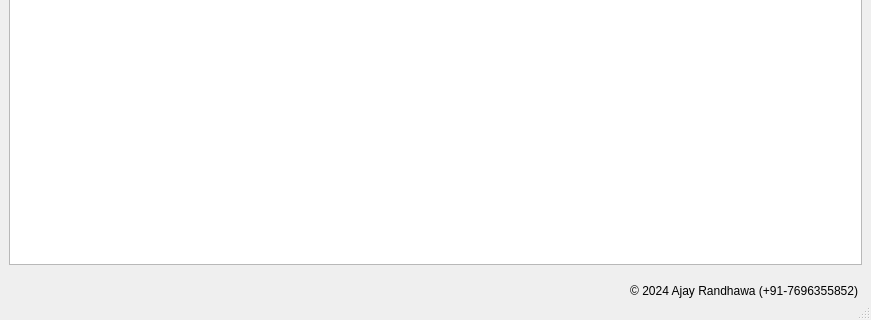
Before: the Qt Designer form ui/dashboard.ui in haru-voster/POS, drawn with Qt 5; both pictures show x 0 to 871 and y 200 to 520 of the 871 by 520 pixel window.
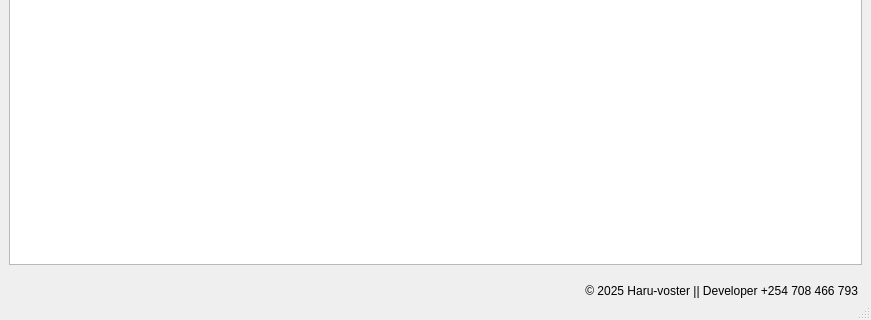
After: the same form once the commit is applied. Icons and pictures are not drawn.

Diff of the .ui file:
```diff
--- a/ui/dashboard.ui
+++ b/ui/dashboard.ui
@@ -1032,7 +1032,7 @@
 }</string>
       </property>
       <property name="text">
-       <string>© 2024 Ajay Randhawa (+91-7696355852)</string>
+       <string>© 2025 Haru-voster || Developer +254 708 466 793</string>
       </property>
       <property name="alignment">
        <set>Qt::AlignRight|Qt::AlignTrailing|Qt::AlignVCenter</set>
```
Left out of the diff: 2 changed lines with no effect on the pictures.
